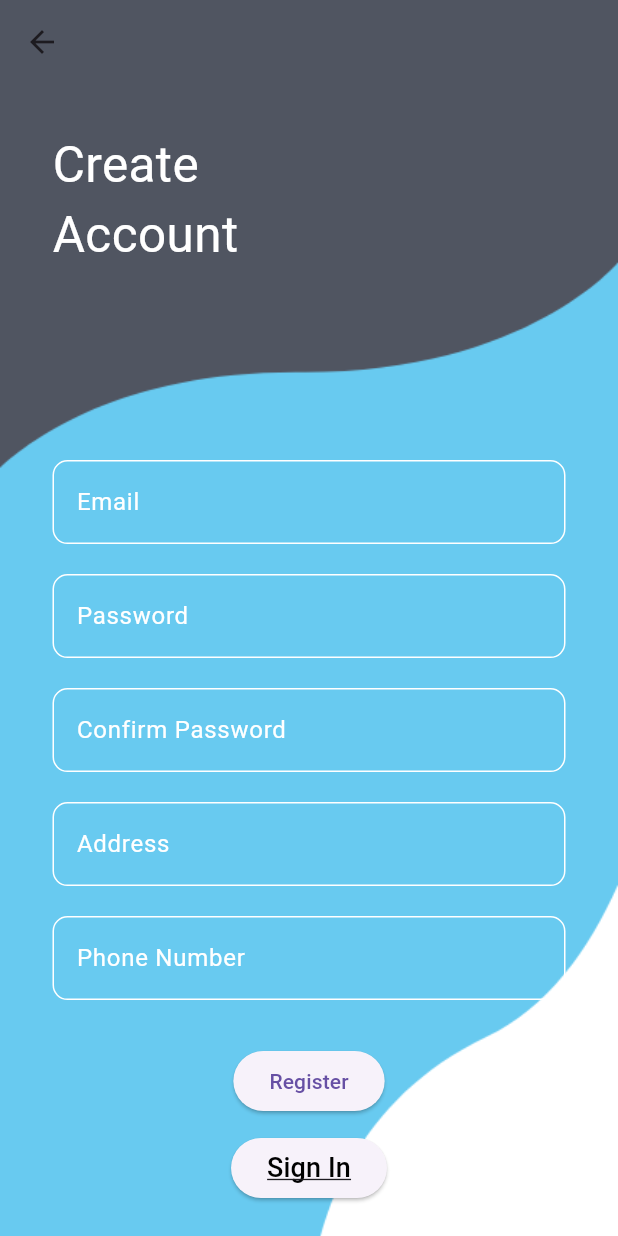
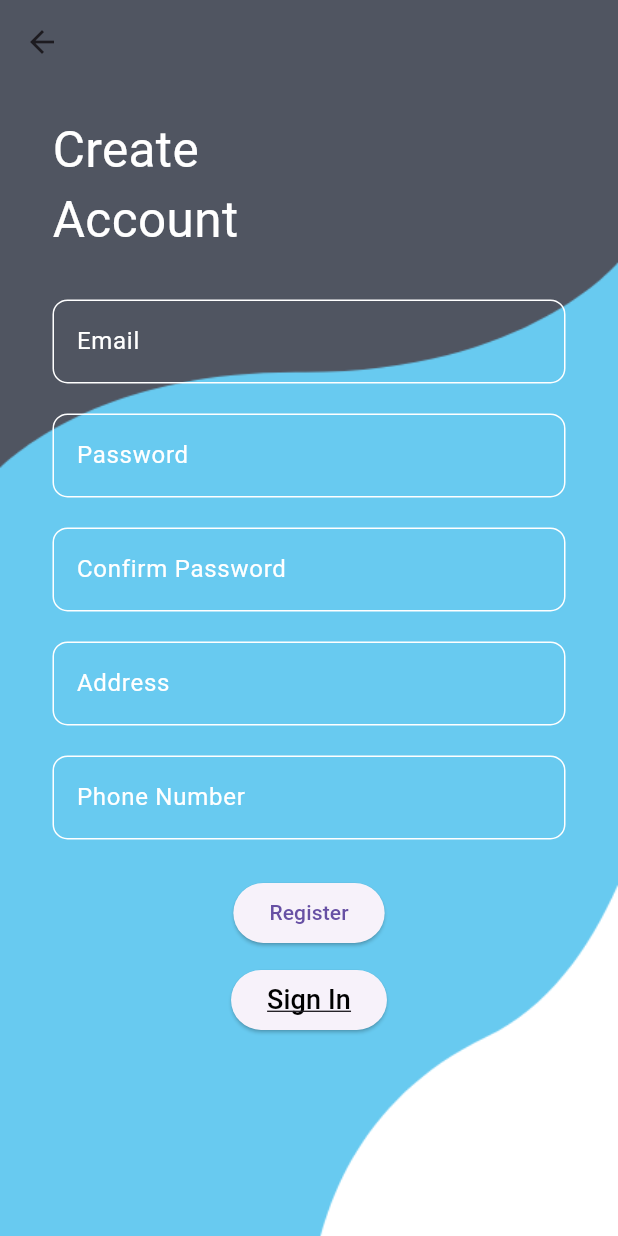
Before and after one commit to AshuMokale/news_app, a Flutter app: the MyRegister screen opened directly, on a phone screen of 412 x 824 dp. Run offline on Flutter 3.47's test engine with Material 3 defaults, Android fonts, the phone set to English and light mode, and no system bars; our stand-ins replace cloud_firestore, firebase_auth, firebase_core; missing offline and left inert: razorpay_flutter; accounts and stored records are empty; network calls fail.

Commit message:
Minor UI improvements.

```diff
--- a/lib/screens/Register.dart
+++ b/lib/screens/Register.dart
@@ -60,7 +60,7 @@ class _MyRegisterState extends State<MyRegister> {
         body: Stack(
           children: [
             Container(
-              padding: const EdgeInsets.only(left: 35, top: 30),
+              padding: const EdgeInsets.only(left: 35, top: 20),
               child: const Text(
                 'Create\nAccount',
                 style: TextStyle(color: Colors.white, fontSize: 33),
@@ -69,7 +69,7 @@ class _MyRegisterState extends State<MyRegister> {
             SingleChildScrollView(
               child: Container(
                 padding: EdgeInsets.only(
-                  top: MediaQuery.of(context).size.height * 0.28),
+                  top: MediaQuery.of(context).size.height * 0.15),
                 child: Column(
                   crossAxisAlignment: CrossAxisAlignment.start,
                   children: [
@@ -200,7 +200,7 @@ class _MyRegisterState extends State<MyRegister> {
                               ),
                             ),
                           ),
-                          const SizedBox(height: 30),
+                          const SizedBox(height: 25),
                           Row(
                             mainAxisAlignment: MainAxisAlignment.center,
                             children: [
```
